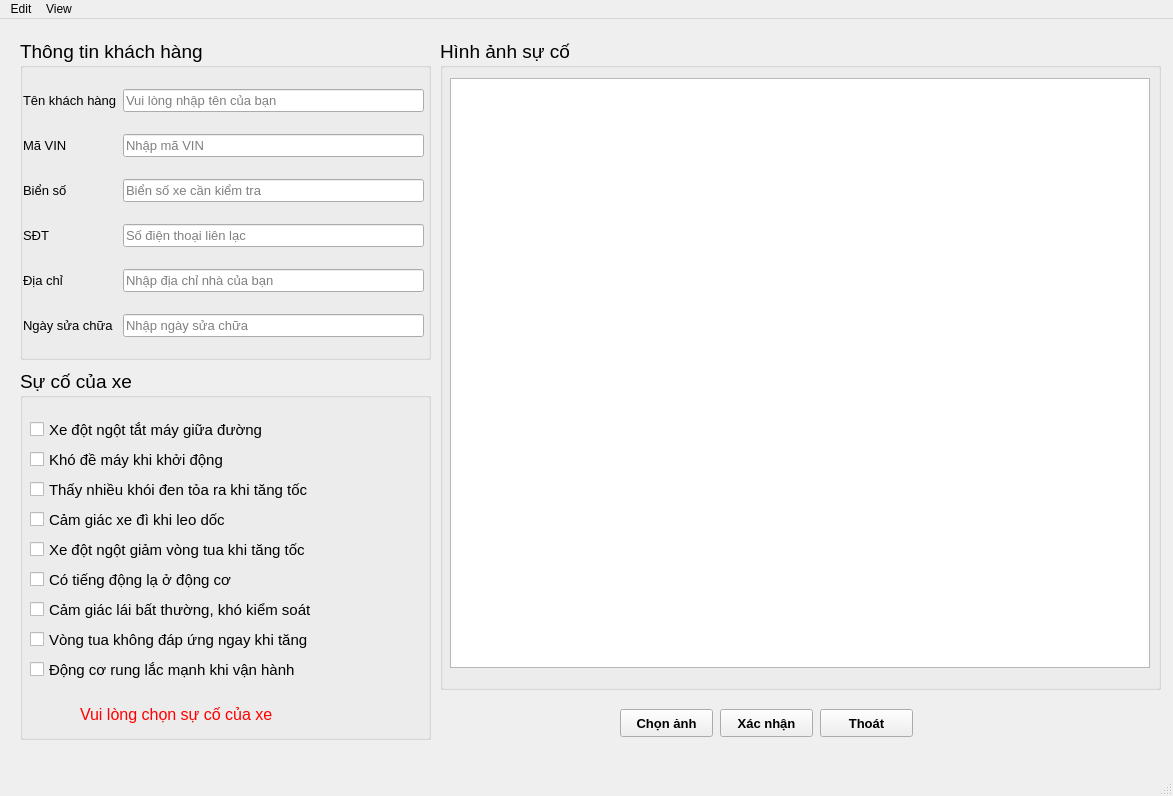
Qt form GUI/GUIinput.ui (Phamthinh02/Luan_van) before a commit.
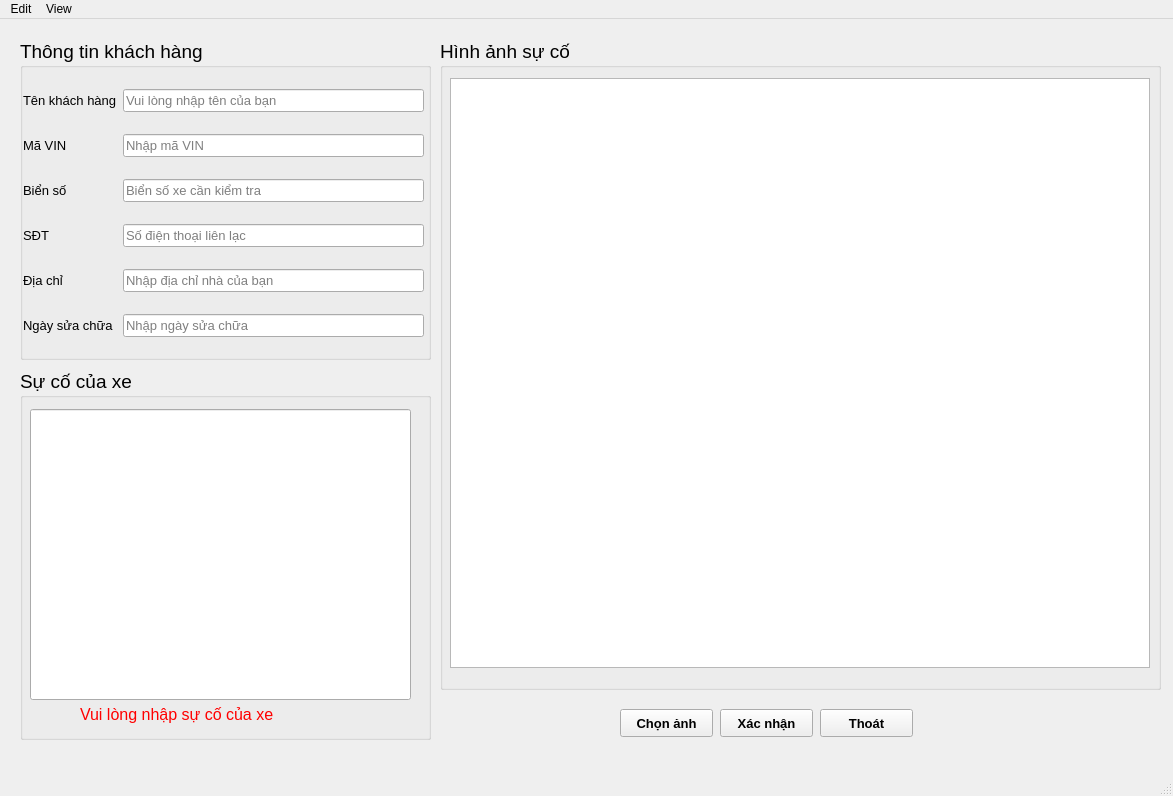
The same form after that commit.

Commit message: hoàn thành GUIinput

What changed in the file:
```diff
--- a/GUI/GUIinput.ui
+++ b/GUI/GUIinput.ui
@@ -122,168 +122,6 @@
     <property name="checkable">
      <bool>false</bool>
     </property>
-    <widget class="QCheckBox" name="CB_incident_1">
-     <property name="geometry">
-      <rect>
-       <x>10</x>
-       <y>50</y>
-       <width>381</width>
-       <height>21</height>
-      </rect>
-     </property>
-     <property name="font">
-      <font>
-       <pointsize>11</pointsize>
-      </font>
-     </property>
-     <property name="text">
-      <string>Xe đột ngột tắt máy giữa đường</string>
-     </property>
-    </widget>
-    <widget class="QCheckBox" name="CB_incident_2">
-     <property name="geometry">
-      <rect>
-       <x>10</x>
-       <y>80</y>
-       <width>381</width>
-       <height>21</height>
-      </rect>
-     </property>
-     <property name="font">
-      <font>
-       <pointsize>11</pointsize>
-      </font>
-     </property>
-     <property name="text">
-      <string>Khó đề máy khi khởi động</string>
-     </property>
-    </widget>
-    <widget class="QCheckBox" name="CB_incident_3">
-     <property name="geometry">
-      <rect>
-       <x>10</x>
-       <y>110</y>
-       <width>381</width>
-       <height>21</height>
-      </rect>
-     </property>
-     <property name="font">
-      <font>
-       <pointsize>11</pointsize>
-      </font>
-     </property>
-     <property name="text">
-      <string>Thấy nhiều khói đen tỏa ra khi tăng tốc</string>
-     </property>
-    </widget>
-    <widget class="QCheckBox" name="CB_incident_4">
-     <property name="geometry">
-      <rect>
-       <x>10</x>
-       <y>140</y>
-       <width>381</width>
-       <height>21</height>
-      </rect>
-     </property>
-     <property name="font">
-      <font>
-       <pointsize>11</pointsize>
-      </font>
-     </property>
-     <property name="text">
-      <string>Cảm giác xe đì khi leo dốc</string>
-     </property>
-    </widget>
-    <widget class="QCheckBox" name="CB_incident_5">
-     <property name="geometry">
-      <rect>
-       <x>10</x>
-       <y>170</y>
-       <width>381</width>
-       <height>21</height>
-      </rect>
-     </property>
-     <property name="font">
-      <font>
-       <pointsize>11</pointsize>
-      </font>
-     </property>
-     <property name="text">
-      <string>Xe đột ngột giảm vòng tua khi tăng tốc</string>
-     </property>
-    </widget>
-    <widget class="QCheckBox" name="CB_incident_6">
-     <property name="geometry">
-      <rect>
-       <x>10</x>
-       <y>200</y>
-       <width>381</width>
-       <height>21</height>
-      </rect>
-     </property>
-     <property name="font">
-      <font>
-       <pointsize>11</pointsize>
-      </font>
-     </property>
-     <property name="text">
-      <string>Có tiếng động lạ ở động cơ</string>
-     </property>
-    </widget>
-    <widget class="QCheckBox" name="CB_incident_8">
-     <property name="geometry">
-      <rect>
-       <x>10</x>
-       <y>260</y>
-       <width>381</width>
-       <height>21</height>
-      </rect>
-     </property>
-     <property name="font">
-      <font>
-       <pointsize>11</pointsize>
-      </font>
-     </property>
-     <property name="text">
-      <string>Vòng tua không đáp ứng ngay khi tăng </string>
-     </property>
-    </widget>
-    <widget class="QCheckBox" name="CB_incident_7">
-     <property name="geometry">
-      <rect>
-       <x>10</x>
-       <y>230</y>
-       <width>381</width>
-       <height>21</height>
-      </rect>
-     </property>
-     <property name="font">
-      <font>
-       <pointsize>11</pointsize>
-      </font>
-     </property>
-     <property name="text">
-      <string>Cảm giác lái bất thường, khó kiểm soát</string>
-     </property>
-    </widget>
-    <widget class="QCheckBox" name="CB_incident_9">
-     <property name="geometry">
-      <rect>
-       <x>10</x>
-       <y>290</y>
-       <width>381</width>
-       <height>21</height>
-      </rect>
-     </property>
-     <property name="font">
-      <font>
-       <pointsize>11</pointsize>
-      </font>
-     </property>
-     <property name="text">
-      <string>Động cơ rung lắc mạnh khi vận hành</string>
-     </property>
-    </widget>
     <widget class="QLabel" name="Label_incident_phenomena_warning">
      <property name="geometry">
       <rect>
@@ -299,12 +137,25 @@
       </font>
      </property>
      <property name="text">
-      <string>&lt;html&gt;&lt;head/&gt;&lt;body&gt;&lt;p&gt;&lt;span style=&quot; color:#ff0000;&quot;&gt;Vui lòng chọn sự cố của xe&lt;/span&gt;&lt;/p&gt;&lt;/body&gt;&lt;/html&gt;</string>
+      <string>&lt;html&gt;&lt;head/&gt;&lt;body&gt;&lt;p&gt;&lt;span style=&quot; color:#ff0000;&quot;&gt;Vui lòng nhập sự cố của xe&lt;/span&gt;&lt;/p&gt;&lt;/body&gt;&lt;/html&gt;</string>
      </property>
      <property name="textInteractionFlags">
       <set>Qt::NoTextInteraction</set>
      </property>
     </widget>
+    <widget class="QLineEdit" name="LE_damage">
+     <property name="geometry">
+      <rect>
+       <x>10</x>
+       <y>40</y>
+       <width>381</width>
+       <height>291</height>
+      </rect>
+     </property>
+     <property name="alignment">
+      <set>Qt::AlignLeading|Qt::AlignLeft|Qt::AlignTop</set>
+     </property>
+    </widget>
    </widget>
    <widget class="QGroupBox" name="GB_customer_information">
     <property name="geometry">
```
The commit also changes 2 other files.
